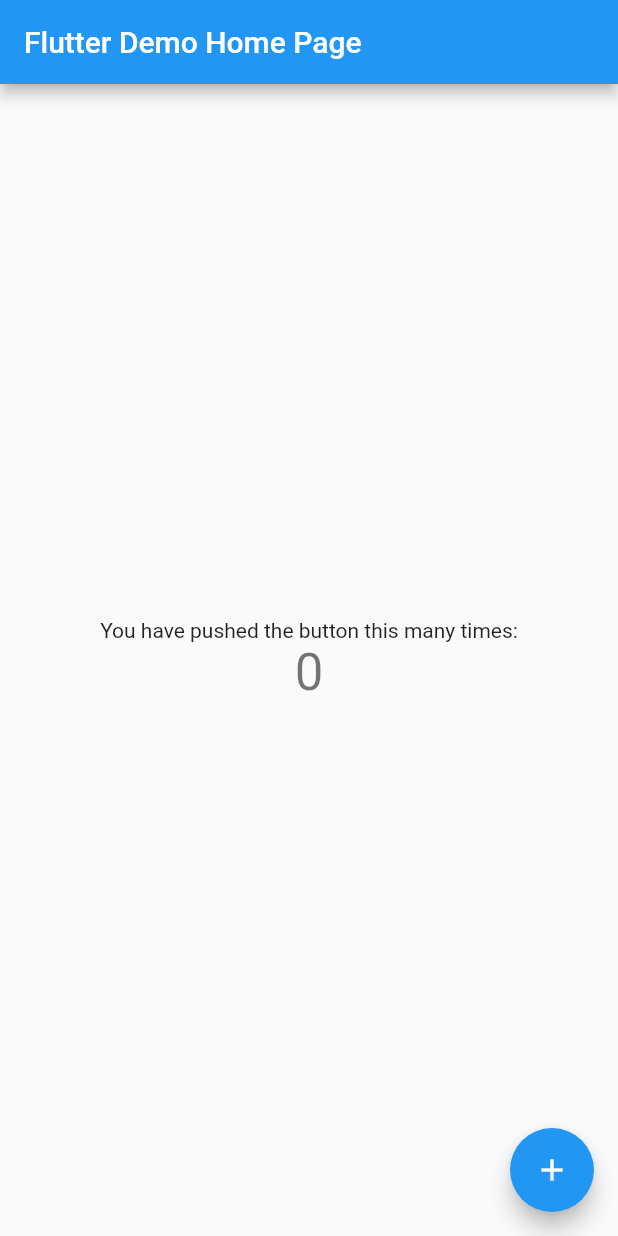
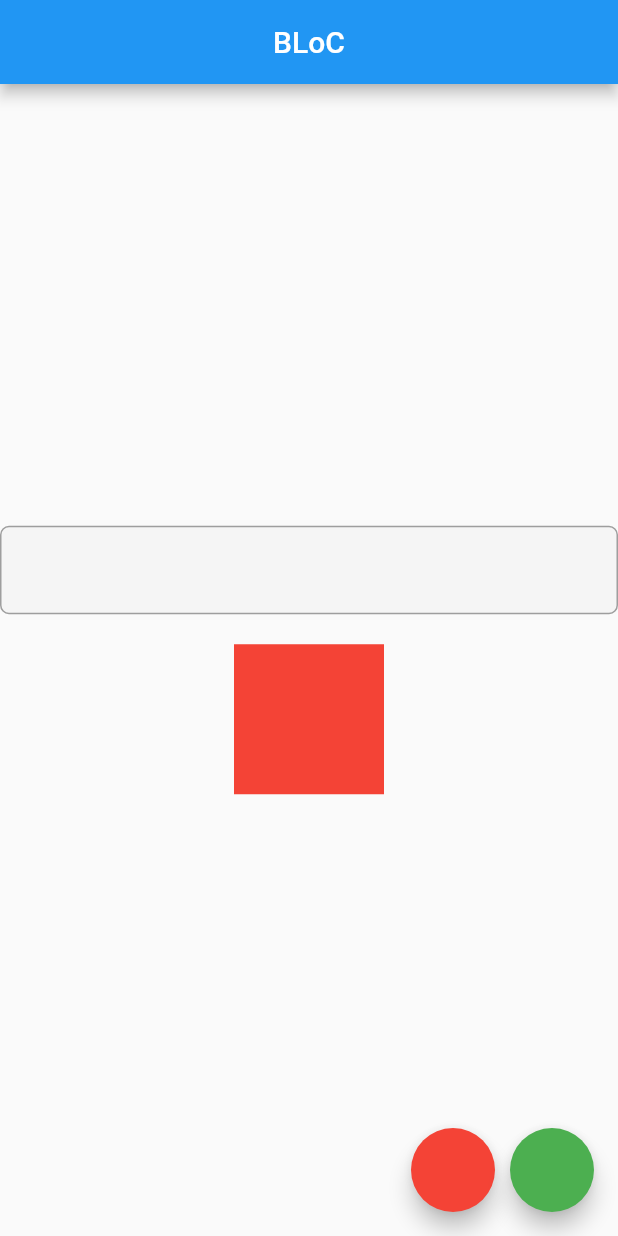
Before and after one commit to MaksimMarkevichCoherent/FlutterBloc, a Flutter app: the screen it shows after launch, on a phone screen of 412 x 824 dp. Run offline on Flutter 3.47's test engine with Material 2 defaults, Android fonts, the phone set to English and light mode, and no system bars.

Commit message:
* implemented bloc

```diff
--- /dev/null
+++ b/flutter_bloc/lib/color_bloc.dart
@@ -0,0 +1,35 @@
+import 'dart:async';
+
+import 'package:flutter/material.dart';
+
+enum ColorEvent {event_red, event_green}
+
+class ColorBloc {
+  Color _color = Colors.red;
+
+  final _inputEventController = StreamController<ColorEvent>();
+  StreamSink<ColorEvent> get inputEventSink => _inputEventController.sink;
+
+  final _outputStateController = StreamController<Color>();
+  Stream<Color> get outputStateStream => _outputStateController.stream;
+
+  void _mapEventToState(ColorEvent event) {
+    if(event == ColorEvent.event_red) {
+      _color = Colors.red;
+    } else if(event == ColorEvent.event_green)
+      _color = Colors.green;
+    else
+      throw Exception('Wrong Event Type');
+
+    _outputStateController.sink.add(_color);
+  }
+
+  ColorBloc() {
+    _inputEventController.stream.listen(_mapEventToState);
+  }
+
+  void dispose() {
+    _inputEventController.close();
+    _outputStateController.close();
+  }
+}
--- a/flutter_bloc/lib/main.dart
+++ b/flutter_bloc/lib/main.dart
@@ -1,3 +1,5 @@
+import 'package:flutter_bloc/color_bloc.dart';
+import 'package:flutter_bloc/textfield_bloc.dart';
 import 'package:flutter/material.dart';
 
 void main() {
@@ -10,104 +12,112 @@ class MyApp extends StatelessWidget {
   Widget build(BuildContext context) {
     return MaterialApp(
       title: 'Flutter Demo',
-      theme: ThemeData(
-        // This is the theme of your application.
-        //
-        // Try running your application with "flutter run". You'll see the
-        // application has a blue toolbar. Then, without quitting the app, try
-        // changing the primarySwatch below to Colors.green and then invoke
-        // "hot reload" (press "r" in the console where you ran "flutter run",
-        // or simply save your changes to "hot reload" in a Flutter IDE).
-        // Notice that the counter didn't reset back to zero; the application
-        // is not restarted.
-        primarySwatch: Colors.blue,
-      ),
-      home: MyHomePage(title: 'Flutter Demo Home Page'),
+      home: MyHomePage(),
     );
   }
 }
 
 class MyHomePage extends StatefulWidget {
-  MyHomePage({Key key, this.title}) : super(key: key);
-
-  // This widget is the home page of your application. It is stateful, meaning
-  // that it has a State object (defined below) that contains fields that affect
-  // how it looks.
-
-  // This class is the configuration for the state. It holds the values (in this
-  // case the title) provided by the parent (in this case the App widget) and
-  // used by the build method of the State. Fields in a Widget subclass are
-  // always marked "final".
-
-  final String title;
-
   @override
   _MyHomePageState createState() => _MyHomePageState();
 }
 
 class _MyHomePageState extends State<MyHomePage> {
-  int _counter = 0;
+  ColorBloc _bloc = ColorBloc();
+  TextFieldBloc _textFieldBloc = TextFieldBloc();
 
-  void _incrementCounter() {
-    setState(() {
-      // This call to setState tells the Flutter framework that something has
-      // changed in this State, which causes it to rerun the build method below
-      // so that the display can reflect the updated values. If we changed
-      // _counter without calling setState(), then the build method would not be
-      // called again, and so nothing would appear to happen.
-      _counter++;
-    });
+  @override
+  void dispose() {
+    _bloc.dispose();
+    _textFieldBloc.dispose();
+    super.dispose();
   }
 
   @override
   Widget build(BuildContext context) {
-    // This method is rerun every time setState is called, for instance as done
-    // by the _incrementCounter method above.
-    //
-    // The Flutter framework has been optimized to make rerunning build methods
-    // fast, so that you can just rebuild anything that needs updating rather
-    // than having to individually change instances of widgets.
     return Scaffold(
       appBar: AppBar(
-        // Here we take the value from the MyHomePage object that was created by
-        // the App.build method, and use it to set our appbar title.
-        title: Text(widget.title),
+        title: Text('BLoC'),
+        centerTitle: true
       ),
-      body: Center(
-        // Center is a layout widget. It takes a single child and positions it
-        // in the middle of the parent.
-        child: Column(
-          // Column is also a layout widget. It takes a list of children and
-          // arranges them vertically. By default, it sizes itself to fit its
-          // children horizontally, and tries to be as tall as its parent.
-          //
-          // Invoke "debug painting" (press "p" in the console, choose the
-          // "Toggle Debug Paint" action from the Flutter Inspector in Android
-          // Studio, or the "Toggle Debug Paint" command in Visual Studio Code)
-          // to see the wireframe for each widget.
-          //
-          // Column has various properties to control how it sizes itself and
-          // how it positions its children. Here we use mainAxisAlignment to
-          // center the children vertically; the main axis here is the vertical
-          // axis because Columns are vertical (the cross axis would be
-          // horizontal).
+      body: Column(
         mainAxisAlignment: MainAxisAlignment.center,
         children: <Widget>[
-            Text(
-              'You have pushed the button this many times:',
+          StreamBuilder(
+              stream: _textFieldBloc.outputTextStream,
+              builder: (context, AsyncSnapshot<String> snapshot) {
+                return TextField(
+                  onChanged: (String text) => _textFieldBloc.inputTextSink.add(text),
+                  decoration: InputDecoration(
+                    errorText: snapshot.hasError ? snapshot.error : null,
+                      fillColor: Colors.grey[100],
+                      filled: true,
+                      enabledBorder: OutlineInputBorder(
+                          borderSide: BorderSide(
+                              color: Colors.grey
                           ),
-            Text(
-              '$_counter',
-              style: Theme.of(context).textTheme.headline4,
+                          borderRadius: BorderRadius.circular(6.0)
                       ),
+                      focusedBorder: OutlineInputBorder(
+                          borderSide: BorderSide(
+                              color: Colors.blueAccent, width: 0.0
+                          ),
+                          borderRadius: BorderRadius.circular(6.0)
+                      ),
+                      errorBorder: OutlineInputBorder(
+                          borderSide: BorderSide(color: Colors.red, width: 0.0),
+                          borderRadius: BorderRadius.circular(6.0)
+                      ),
+                      focusedErrorBorder: OutlineInputBorder(
+                          borderSide: BorderSide(
+                              color: Colors.red, width: 0.0
+                          ),
+                          borderRadius: BorderRadius.circular(6.0)
+                      )
+                  ),
+                );
+              }
+          ),
+          Row(
+            mainAxisAlignment: MainAxisAlignment.center,
+            children: [
+              Container(
+                margin: EdgeInsets.only(top: 20),
+                child: StreamBuilder(
+                  stream: _bloc.outputStateStream,
+                  initialData: Colors.red,
+                  builder: (context, snapshot) {
+                    return AnimatedContainer(
+                        height: 100,
+                        width: 100,
+                        color: snapshot.data,
+                        duration: Duration(milliseconds: 500)
+                    );
+                  },
+                ),
+              )
+            ]
+          )
         ],
       ),
+      floatingActionButton: Row(
+        mainAxisAlignment: MainAxisAlignment.end,
+        children: <Widget>[
+          FloatingActionButton(
+            backgroundColor: Colors.red,
+              onPressed: () {
+                _bloc.inputEventSink.add(ColorEvent.event_red);
+              }
           ),
-      floatingActionButton: FloatingActionButton(
-        onPressed: _incrementCounter,
-        tooltip: 'Increment',
-        child: Icon(Icons.add),
-      ), // This trailing comma makes auto-formatting nicer for build methods.
+          SizedBox(width: 10),
+          FloatingActionButton(
+            backgroundColor: Colors.green,
+              onPressed: () {
+                _bloc.inputEventSink.add(ColorEvent.event_green);
+              }
+          )
+        ],
+      ),
     );
   }
 }
--- /dev/null
+++ b/flutter_bloc/lib/textfield_bloc.dart
@@ -0,0 +1,37 @@
+import 'dart:async';
+
+class TextFieldBloc {
+  // var _textController = StreamController<String>();
+  //
+  // Stream<String> get textStream => _textController.stream;
+  //
+  // updateTextField(String text) {
+  //   (text == null || text == " ") ? _textController.sink.addError("Invalid value entered!")
+  //       : _textController.sink.add(text);
+  // }
+  //
+  // dispose() {
+  //   _textController.close();
+  // }
+
+  TextFieldBloc() {
+    _inputTextController.stream.listen(_mapEventToState);
+  }
+
+  final _inputTextController = StreamController<String>();
+  StreamSink<String> get inputTextSink => _inputTextController.sink;
+
+  final _outputTextController = StreamController<String>();
+  Stream<String> get outputTextStream => _outputTextController.stream;
+
+  void _mapEventToState(String text) {
+    (text == null || text == " ")
+        ? _outputTextController.sink.addError("Invalid value entered!")
+        : _outputTextController.sink.add(text);
+  }
+
+  void dispose() {
+    _inputTextController.close();
+    _outputTextController.close();
+  }
+}
```
Lines whose indentation alone changed are shown as unchanged.
